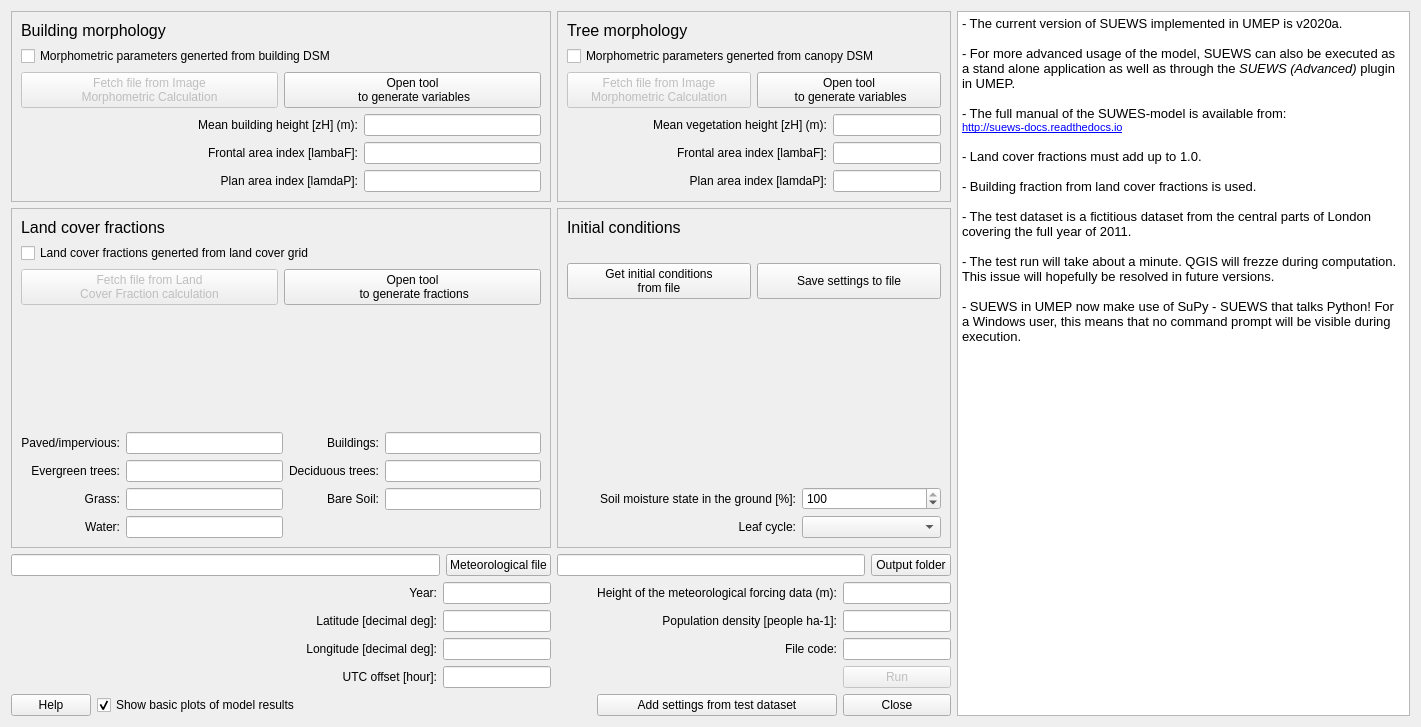
Before: the Qt Designer form SuewsSimple/suews_simple_dialog_base.ui in UMEP-dev/UMEP, drawn with Qt 5.
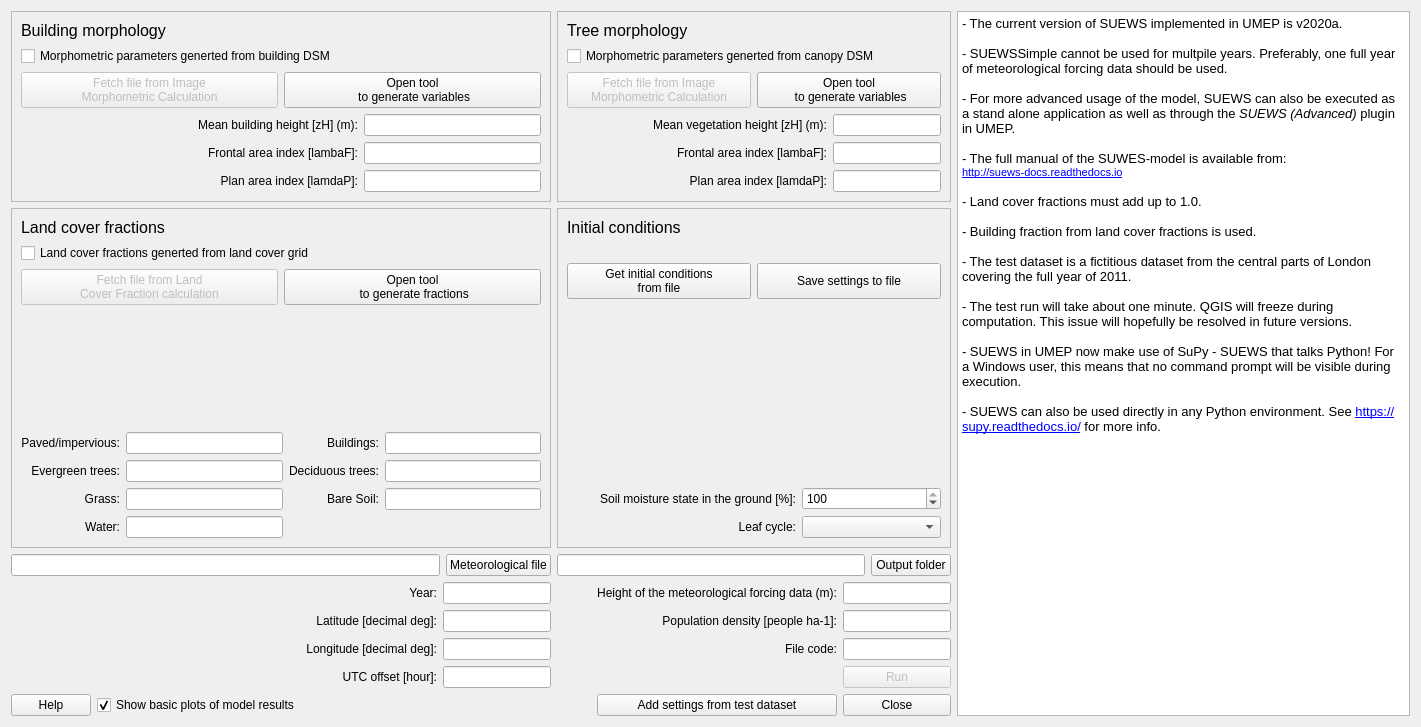
After: the same form once the commit is applied.

Diff of the .ui file:
```diff
--- a/SuewsSimple/suews_simple_dialog_base.ui
+++ b/SuewsSimple/suews_simple_dialog_base.ui
@@ -344,9 +344,11 @@
       <string>&lt;!DOCTYPE HTML PUBLIC &quot;-//W3C//DTD HTML 4.0//EN&quot; &quot;http://www.w3.org/TR/REC-html40/strict.dtd&quot;&gt;
 &lt;html&gt;&lt;head&gt;&lt;meta name=&quot;qrichtext&quot; content=&quot;1&quot; /&gt;&lt;style type=&quot;text/css&quot;&gt;
 p, li { white-space: pre-wrap; }
-&lt;/style&gt;&lt;/head&gt;&lt;body style=&quot; font-family:'MS Shell Dlg 2'; font-size:7.8pt; font-weight:400; font-style:normal;&quot;&gt;
+&lt;/style&gt;&lt;/head&gt;&lt;body style=&quot; font-family:'MS Shell Dlg 2'; font-size:9.75pt; font-weight:400; font-style:normal;&quot;&gt;
 &lt;p style=&quot; margin-top:0px; margin-bottom:0px; margin-left:0px; margin-right:0px; -qt-block-indent:0; text-indent:0px;&quot;&gt;&lt;span style=&quot; font-size:10pt;&quot;&gt;- The current version of SUEWS implemented in UMEP is v2020a.&lt;/span&gt;&lt;/p&gt;
 &lt;p style=&quot;-qt-paragraph-type:empty; margin-top:0px; margin-bottom:0px; margin-left:0px; margin-right:0px; -qt-block-indent:0; text-indent:0px; font-size:10pt;&quot;&gt;&lt;br /&gt;&lt;/p&gt;
+&lt;p style=&quot; margin-top:0px; margin-bottom:0px; margin-left:0px; margin-right:0px; -qt-block-indent:0; text-indent:0px;&quot;&gt;&lt;span style=&quot; font-size:10pt;&quot;&gt;- SUEWSSimple cannot be used for multpile years. Preferably, one full year of meteorological forcing data should be used.&lt;/span&gt;&lt;/p&gt;
+&lt;p style=&quot;-qt-paragraph-type:empty; margin-top:0px; margin-bottom:0px; margin-left:0px; margin-right:0px; -qt-block-indent:0; text-indent:0px; font-size:10pt;&quot;&gt;&lt;br /&gt;&lt;/p&gt;
 &lt;p style=&quot; margin-top:0px; margin-bottom:0px; margin-left:0px; margin-right:0px; -qt-block-indent:0; text-indent:0px;&quot;&gt;&lt;span style=&quot; font-size:10pt;&quot;&gt;- For more advanced usage of the model, SUEWS can also be executed as a stand alone application as well as through the &lt;/span&gt;&lt;span style=&quot; font-size:10pt; font-style:italic;&quot;&gt;SUEWS (Advanced)&lt;/span&gt;&lt;span style=&quot; font-size:10pt;&quot;&gt; plugin in UMEP.&lt;/span&gt;&lt;/p&gt;
 &lt;p style=&quot;-qt-paragraph-type:empty; margin-top:0px; margin-bottom:0px; margin-left:0px; margin-right:0px; -qt-block-indent:0; text-indent:0px; font-size:10pt;&quot;&gt;&lt;br /&gt;&lt;/p&gt;
 &lt;p style=&quot; margin-top:0px; margin-bottom:0px; margin-left:0px; margin-right:0px; -qt-block-indent:0; text-indent:0px;&quot;&gt;&lt;span style=&quot; font-size:10pt;&quot;&gt;- The full manual of the SUWES-model is available from: &lt;/span&gt;&lt;/p&gt;
@@ -358,9 +360,11 @@
 &lt;p style=&quot;-qt-paragraph-type:empty; margin-top:0px; margin-bottom:0px; margin-left:0px; margin-right:0px; -qt-block-indent:0; text-indent:0px; font-size:10pt;&quot;&gt;&lt;br /&gt;&lt;/p&gt;
 &lt;p style=&quot; margin-top:0px; margin-bottom:0px; margin-left:0px; margin-right:0px; -qt-block-indent:0; text-indent:0px;&quot;&gt;&lt;span style=&quot; font-size:10pt;&quot;&gt;- The test dataset is a fictitious dataset from the central parts of London covering the full year of 2011.&lt;/span&gt;&lt;/p&gt;
 &lt;p style=&quot;-qt-paragraph-type:empty; margin-top:0px; margin-bottom:0px; margin-left:0px; margin-right:0px; -qt-block-indent:0; text-indent:0px; font-size:10pt;&quot;&gt;&lt;br /&gt;&lt;/p&gt;
-&lt;p style=&quot; margin-top:0px; margin-bottom:0px; margin-left:0px; margin-right:0px; -qt-block-indent:0; text-indent:0px;&quot;&gt;&lt;span style=&quot; font-size:10pt;&quot;&gt;- The test run will take about a minute. QGIS will frezze during computation. This issue will hopefully be resolved in future versions. &lt;/span&gt;&lt;/p&gt;
+&lt;p style=&quot; margin-top:0px; margin-bottom:0px; margin-left:0px; margin-right:0px; -qt-block-indent:0; text-indent:0px;&quot;&gt;&lt;span style=&quot; font-size:10pt;&quot;&gt;- The test run will take about one minute. QGIS will freeze during computation. This issue will hopefully be resolved in future versions. &lt;/span&gt;&lt;/p&gt;
 &lt;p style=&quot;-qt-paragraph-type:empty; margin-top:0px; margin-bottom:0px; margin-left:0px; margin-right:0px; -qt-block-indent:0; text-indent:0px; font-size:10pt;&quot;&gt;&lt;br /&gt;&lt;/p&gt;
-&lt;p style=&quot; margin-top:0px; margin-bottom:0px; margin-left:0px; margin-right:0px; -qt-block-indent:0; text-indent:0px;&quot;&gt;&lt;span style=&quot; font-size:10pt;&quot;&gt;- SUEWS in UMEP now make use of SuPy - SUEWS that talks Python! For a Windows user, this means that no command prompt will be visible during execution.&lt;/span&gt;&lt;/p&gt;&lt;/body&gt;&lt;/html&gt;</string>
+&lt;p style=&quot; margin-top:0px; margin-bottom:0px; margin-left:0px; margin-right:0px; -qt-block-indent:0; text-indent:0px;&quot;&gt;&lt;span style=&quot; font-size:10pt;&quot;&gt;- SUEWS in UMEP now make use of SuPy - SUEWS that talks Python! For a Windows user, this means that no command prompt will be visible during execution.&lt;/span&gt;&lt;/p&gt;
+&lt;p style=&quot;-qt-paragraph-type:empty; margin-top:0px; margin-bottom:0px; margin-left:0px; margin-right:0px; -qt-block-indent:0; text-indent:0px; font-size:10pt;&quot;&gt;&lt;br /&gt;&lt;/p&gt;
+&lt;p style=&quot; margin-top:0px; margin-bottom:0px; margin-left:0px; margin-right:0px; -qt-block-indent:0; text-indent:0px;&quot;&gt;&lt;span style=&quot; font-size:10pt;&quot;&gt;- SUEWS can also be used directly in any Python environment. See &lt;/span&gt;&lt;a href=&quot;https://supy.readthedocs.io/&quot;&gt;&lt;span style=&quot; font-size:10pt; text-decoration: underline; color:#0000ff;&quot;&gt;https://supy.readthedocs.io/&lt;/span&gt;&lt;/a&gt;&lt;span style=&quot; font-size:10pt;&quot;&gt; for more info.&lt;/span&gt;&lt;/p&gt;&lt;/body&gt;&lt;/html&gt;</string>
      </property>
     </widget>
    </item>
```
